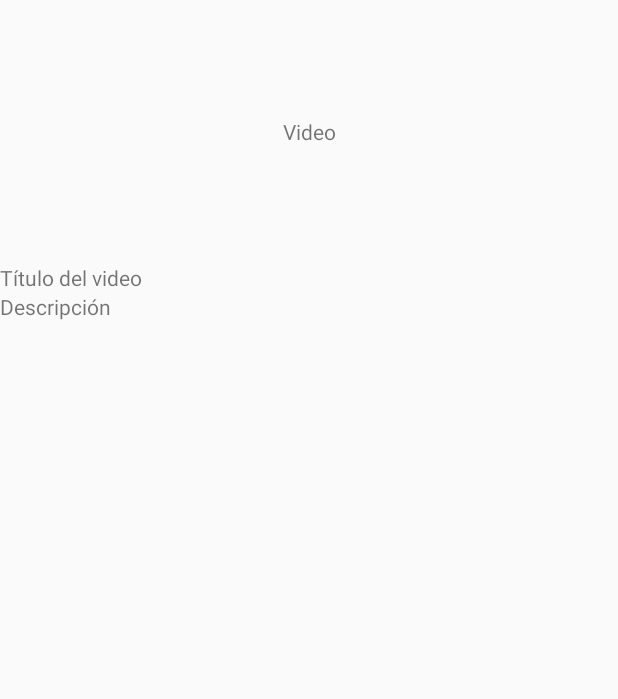
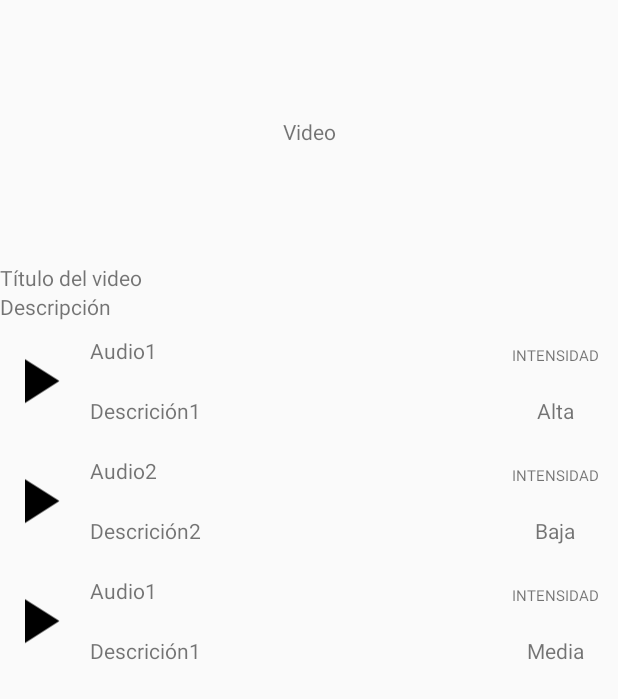
Before and after one commit to Diegodefe12/FullFight, an Android app: the fragment BloqueFragment shown on its own in the app's theme, on a phone screen of 412 x 824 dp. Shown: the top 699 px of the screen. Run offline under Robolectric (Android 15) with nearby library versions, the phone set to English and light mode, and no system bars; 1 statement that could not run was skipped.

Commit message:
RecyclerView

```diff
--- a/app/src/main/AndroidManifest.xml
+++ b/app/src/main/AndroidManifest.xml
@@ -15,6 +15,10 @@
 
                 <category android:name="android.intent.category.LAUNCHER" />
             </intent-filter>
+
+        </activity>
+        <activity android:name=".PrincipalActivity">
+
         </activity>
     </application>
 
--- a/app/src/main/java/app/diego/com/fullfight/BloqueFragment.java
+++ b/app/src/main/java/app/diego/com/fullfight/BloqueFragment.java
@@ -1,29 +1,69 @@
 package app.diego.com.fullfight;
 
 
+import android.content.Context;
 import android.os.Bundle;
 import android.support.v4.app.Fragment;
+import android.support.v7.widget.LinearLayoutManager;
+import android.support.v7.widget.RecyclerView;
 import android.view.LayoutInflater;
 import android.view.View;
 import android.view.ViewGroup;
+
+import java.util.List;
+
+import app.diego.com.fullfight.adapter.BloqueAdapter;
+import app.diego.com.fullfight.model.Bloque;
+import app.diego.com.fullfight.model.BloqueProvider;
 
 
 /**
  * A simple {@link Fragment} subclass.
  */
-public class BloqueFragment extends Fragment {
+public class BloqueFragment extends Fragment implements BloqueAdapter.ListenerBloquesAdapter{
+
+    private RecyclerView recyclerViewBloques;
+    private ListenerRecyclerViewFragment listenerRecyclerViewFragment;
+
+
 
 
     public BloqueFragment() {
         // Required empty public constructor
     }
+    public void onAttach(Context context){
+        super.onAttach(context);
+        this.listenerRecyclerViewFragment = (ListenerRecyclerViewFragment) context;
+    }
+
 
 
     @Override
     public View onCreateView(LayoutInflater inflater, ViewGroup container,
                              Bundle savedInstanceState) {
         // Inflate the layout for this fragment
-        return inflater.inflate(R.layout.fragment_bloque, container, false);
+        View view = inflater.inflate(R.layout.fragment_bloque, container, false);
+
+        recyclerViewBloques = view.findViewById(R.id.fragmentBloque_recyclerView);
+        List<Bloque> bloques = BloqueProvider.cargarBloques();
+
+        BloqueAdapter bloqueAdapter = new BloqueAdapter(bloques,this);
+        LinearLayoutManager linearLayoutManager = new LinearLayoutManager(getContext(), LinearLayoutManager.VERTICAL, false);
+
+        recyclerViewBloques.setLayoutManager(linearLayoutManager);
+        recyclerViewBloques.setAdapter(bloqueAdapter);
+        recyclerViewBloques.setHasFixedSize(true);
+
+
+        return view;
     }
 
+    @Override
+    public void informarSeleccionado(Bloque bloque) {
+        listenerRecyclerViewFragment.informarSeleccion(bloque);
+
+    }
+    public interface ListenerRecyclerViewFragment {
+        public void informarSeleccion (Bloque bloque);
+    }
 }
--- /dev/null
+++ b/app/src/main/java/app/diego/com/fullfight/adapter/BloqueAdapter.java
@@ -0,0 +1,84 @@
+package app.diego.com.fullfight.adapter;
+
+import android.support.annotation.NonNull;
+import android.support.v7.widget.RecyclerView;
+import android.view.LayoutInflater;
+import android.view.View;
+import android.view.ViewGroup;
+import android.widget.TextView;
+
+import java.util.List;
+
+import app.diego.com.fullfight.BloqueFragment;
+import app.diego.com.fullfight.R;
+import app.diego.com.fullfight.model.Bloque;
+
+public class BloqueAdapter extends RecyclerView.Adapter {
+    private List<Bloque> listaDeBolques;
+    private ListenerBloquesAdapter listenerBloquesAdapter;
+
+    public BloqueAdapter(List<Bloque> listaDeBolques, ListenerBloquesAdapter listenerBloquesAdapter) {
+        this.listaDeBolques = listaDeBolques;
+        this.listenerBloquesAdapter = listenerBloquesAdapter;
+    }
+
+    @NonNull
+    @Override
+    public RecyclerView.ViewHolder onCreateViewHolder(@NonNull ViewGroup parent, int i) {
+        LayoutInflater inflador = LayoutInflater.from(parent.getContext());
+        View viewCelda = inflador.inflate(R.layout.celda_bloques,parent,false);
+        BloqueViewHolder bloqueViewHolder = new BloqueViewHolder(viewCelda);
+        return bloqueViewHolder;
+    }
+
+
+    @Override
+    public void onBindViewHolder(@NonNull RecyclerView.ViewHolder holder, int i) {
+        Bloque bloque = listaDeBolques.get(i);
+        BloqueViewHolder bloqueViewHolder = (BloqueViewHolder) holder;
+        bloqueViewHolder.bind(bloque);
+
+    }
+
+    @Override
+    public int getItemCount() {
+        return listaDeBolques.size();
+    }
+
+    private class BloqueViewHolder extends RecyclerView.ViewHolder{
+
+        private TextView titulo;
+        private TextView descripción;
+        private TextView intensidad;
+        private Bloque bloque;
+
+        public BloqueViewHolder(@NonNull View itemView) {
+            super(itemView);
+            this.titulo = itemView.findViewById(R.id.celdaBloque_TextView_Titulo);
+            this.descripción = itemView.findViewById(R.id.celdaBloque_TextView_descripcion);
+            this.intensidad = itemView.findViewById(R.id.celdaBLoque_TextView_Intensidad);
+
+
+            itemView.setOnClickListener(new View.OnClickListener() {
+                @Override
+                public void onClick(View v) {
+                    listenerBloquesAdapter.informarSeleccionado(bloque);
+
+                }
+            });
+        }
+
+
+
+        public void bind (Bloque unBloque){
+            this.bloque = unBloque;
+            titulo.setText (unBloque.getTítulo());
+            descripción.setText(unBloque.getDescripcion());
+            intensidad.setText(unBloque.getIntensidad());
+
+        }
+    }
+    public interface ListenerBloquesAdapter{
+        public void informarSeleccionado(Bloque bloque);
+    }
+}
--- /dev/null
+++ b/app/src/main/java/app/diego/com/fullfight/model/Bloque.java
@@ -0,0 +1,41 @@
+package app.diego.com.fullfight.model;
+
+public class Bloque {
+    private String título;
+    private String descripcion;
+    private String intensidad;
+
+    public Bloque() {
+    }
+
+    public Bloque(String título, String descripcion, String intensidad) {
+
+        this.título = título;
+        this.descripcion = descripcion;
+        this.intensidad = intensidad;
+    }
+
+    public String getTítulo() {
+        return título;
+    }
+
+    public void setTítulo(String título) {
+        this.título = título;
+    }
+
+    public String getDescripcion() {
+        return descripcion;
+    }
+
+    public void setDescripcion(String descripcion) {
+        this.descripcion = descripcion;
+    }
+
+    public String getIntensidad() {
+        return intensidad;
+    }
+
+    public void setIntensidad(String intensidad) {
+        this.intensidad = intensidad;
+    }
+}
--- /dev/null
+++ b/app/src/main/java/app/diego/com/fullfight/model/BloqueProvider.java
@@ -0,0 +1,16 @@
+package app.diego.com.fullfight.model;
+
+import java.util.ArrayList;
+import java.util.List;
+
+public class BloqueProvider {
+    public static List<Bloque> cargarBloques() {
+        List<Bloque> bloques = new ArrayList<>();
+        bloques.add(new Bloque("Audio1","Descrición1","Alta"));
+        bloques.add(new Bloque("Audio2","Descrición2","Baja"));
+        bloques.add(new Bloque("Audio1","Descrición1","Media"));
+
+        return bloques;
+    }
+
+}
--- a/app/src/main/res/layout/activity_main.xml
+++ b/app/src/main/res/layout/activity_main.xml
@@ -30,6 +30,7 @@
                 android:orientation="vertical">
 
                 <TextView
+                    android:id="@+id/mainActivity_FullFight"
                     android:layout_width="match_parent"
                     android:layout_height="200dp"
                     android:background="#ff0d00"
--- a/app/src/main/res/layout/celda_bloques.xml
+++ b/app/src/main/res/layout/celda_bloques.xml
@@ -5,6 +5,7 @@
     android:layout_height="80dp">
 
     <ImageView
+        android:id="@+id/celdaBolques_ImageView_botonPlay"
         android:layout_width="wrap_content"
         android:layout_height="match_parent"
         android:src="@drawable/ic_play_arrow_black_24dp" />
@@ -13,11 +14,12 @@
         android:layout_width="0dp"
         android:layout_height="match_parent"
         android:layout_weight="10"
-        android:paddingLeft="10dp"
         android:gravity="center_vertical"
-        android:orientation="vertical">
+        android:orientation="vertical"
+        android:paddingLeft="10dp">
 
         <TextView
+            android:id="@+id/celdaBloque_TextView_Titulo"
             android:layout_width="match_parent"
             android:layout_height="0dp"
             android:layout_weight="1"
@@ -25,6 +27,7 @@
             android:text="Texto1" />
 
         <TextView
+            android:id="@+id/celdaBloque_TextView_descripcion"
             android:layout_width="match_parent"
             android:layout_height="0dp"
             android:layout_weight="1"
@@ -44,11 +47,12 @@
             android:layout_height="0dp"
             android:layout_weight="1"
             android:gravity="bottom|center_horizontal"
+            android:paddingBottom="10dp"
             android:text="INTENSIDAD"
-            android:textSize="10dp"
-            android:paddingBottom="10dp"/>
+            android:textSize="10dp" />
 
         <TextView
+            android:id="@+id/celdaBLoque_TextView_Intensidad"
             android:layout_width="match_parent"
             android:layout_height="0dp"
             android:layout_weight="1"
--- a/app/src/main/res/layout/fragment_bloque.xml
+++ b/app/src/main/res/layout/fragment_bloque.xml
@@ -29,10 +29,12 @@
     <LinearLayout
         android:layout_width="match_parent"
         android:layout_height="wrap_content">
-    </LinearLayout>
+
     <android.support.v7.widget.RecyclerView
+        android:id="@+id/fragmentBloque_recyclerView"
         android:layout_width="match_parent"
         android:layout_height="match_parent">
 
     </android.support.v7.widget.RecyclerView>
+    </LinearLayout>
 </LinearLayout>
```
Also changed, not shown: app/src/main/java/app/diego/com/fullfight/MainActivity.java (+17 -0 lines), app/src/main/java/app/diego/com/fullfight/PrincipalActivity.java (added, +35 -0 lines), app/src/main/java/app/diego/com/fullfight/model/BloqueContainer.java (added, +7 -0 lines), app/src/main/res/layout/activity_principal.xml (added, +18 -0 lines).
